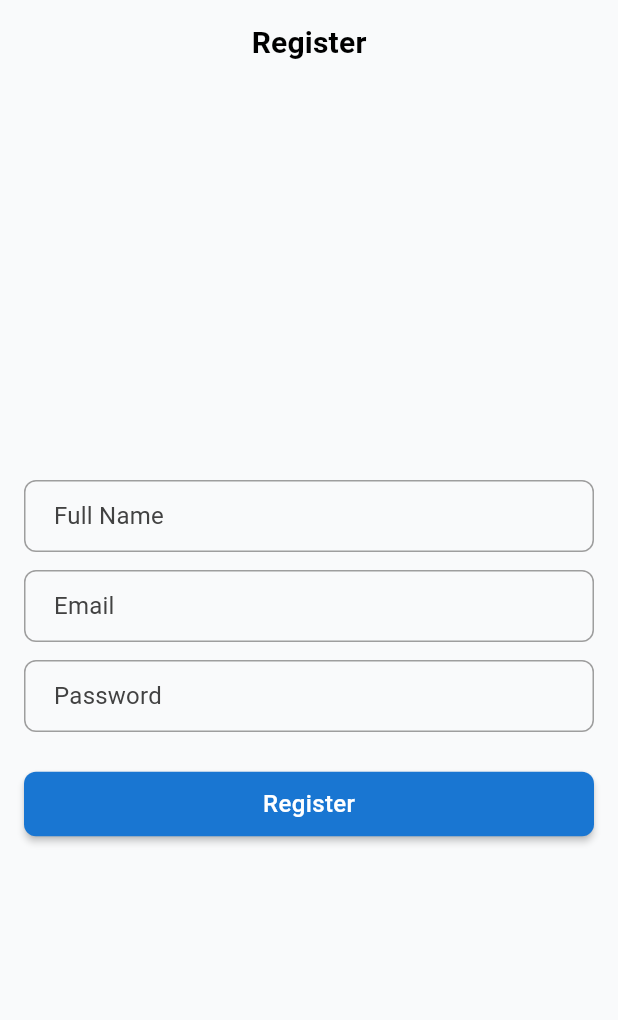
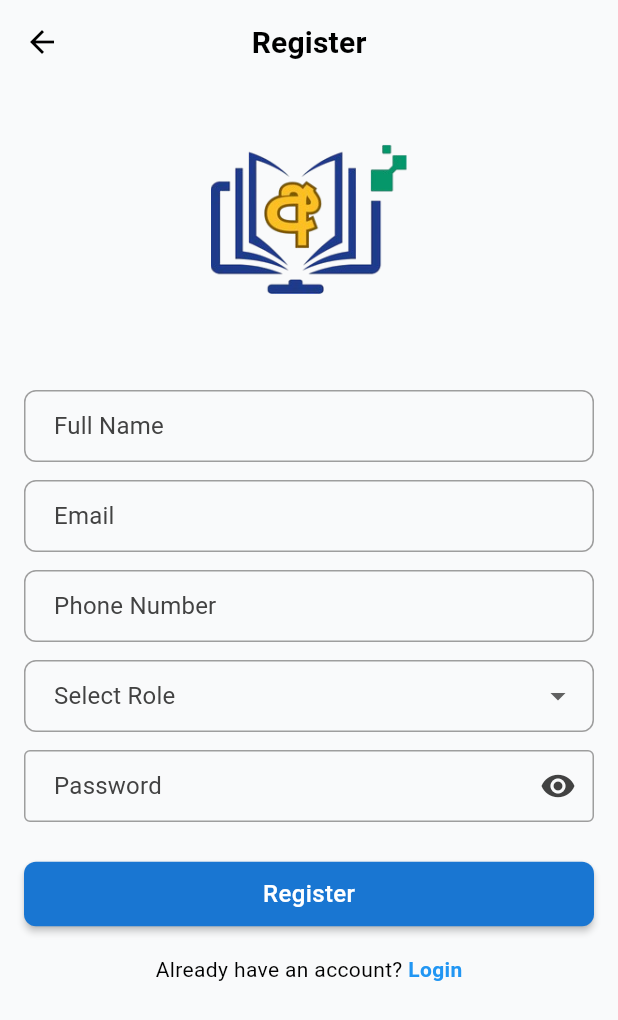
Before and after one commit to hasindu-k/sinhala-ed-assistant, a Flutter app: the RegisterPage screen opened by its route, on a phone screen of 412 x 824 dp. Shown: the top 1020 px of the screen. Run offline on Flutter 3.47's test engine with Material 3 defaults, Android fonts, the phone set to English and light mode, and no system bars; our stand-ins replace cloud_firestore, firebase_auth, firebase_core, shared_preferences; accounts and stored records are empty; network calls fail.

Commit message:
add register function

```diff
--- a/mobile/sinhala_ed_app/lib/presentation/controllers/auth_controller.dart
+++ b/mobile/sinhala_ed_app/lib/presentation/controllers/auth_controller.dart
@@ -18,8 +18,8 @@ class AuthController extends ChangeNotifier {
     await _authService.signIn(email, password);
   }
 
-  Future<void> signUp(String email, String password) async {
-    await _authService.signUp(email, password);
+  Future<User?> signUp(String email, String password) async {
+    return await _authService.signUp(email, password);
   }
 
   Future<void> signOut() async {
--- a/mobile/sinhala_ed_app/lib/presentation/pages/register_page.dart
+++ b/mobile/sinhala_ed_app/lib/presentation/pages/register_page.dart
@@ -1,5 +1,9 @@
 import 'package:flutter/material.dart';
 import 'package:provider/provider.dart';
+import '../../data/models/teacher.dart';
+import '../../data/models/user.dart';
+import '../../data/models/student.dart';
+import '../../data/services/firestore_service.dart';
 import '../controllers/auth_controller.dart';
 import '../routes/app_routes.dart';
 import '../routes/navigation_service.dart';
@@ -15,22 +19,32 @@ class _RegisterPageState extends State<RegisterPage> {
   final _emailController = TextEditingController();
   final _passwordController = TextEditingController();
   final _nameController = TextEditingController();
+  final _gradeController = TextEditingController();
+  final _phoneController = TextEditingController();
+  UserRole? _selectedRole;
+  final _subjectsController = TextEditingController();
   bool _isLoading = false;
+  bool _obscurePassword = true;
 
   @override
   void dispose() {
     _emailController.dispose();
     _passwordController.dispose();
     _nameController.dispose();
+    _gradeController.dispose();
+    _phoneController.dispose();
+    _subjectsController.dispose();
     super.dispose();
   }
 
   Future<void> _register() async {
     final auth = context.read<AuthController>();
+    final firestore = FirestoreService();
+
     setState(() => _isLoading = true);
 
     try {
-      await auth.signUp(
+      final user = await auth.signUp(
         _emailController.text.trim(),
         _passwordController.text,
       );
@@ -41,7 +55,44 @@ class _RegisterPageState extends State<RegisterPage> {
         await auth.currentUser!.reload();
       }
 
-      if (auth.currentUser != null) {
+      if (user != null) {
+        // Update displayName
+        if (_nameController.text.isNotEmpty) {
+          await user.updateDisplayName(_nameController.text);
+          await user.reload();
+        }
+
+        if (_selectedRole == UserRole.student) {
+          // Create Student object
+          final student = Student(
+            id: user.uid,
+            name: _nameController.text,
+            email: _emailController.text.trim(),
+            phoneNumber: _phoneController.text,
+            grade: _gradeController.text,
+          );
+
+          // Save to Firestore
+          await firestore.createStudent(student);
+        } else if (_selectedRole == UserRole.teacher) {
+          // Create Teacher object
+          final teacher = Teacher(
+            id: user.uid,
+            name: _nameController.text,
+            email: _emailController.text.trim(),
+            phoneNumber: _phoneController.text,
+            subjects: _subjectsController.text
+                .split(',')
+                .map((s) => s.trim())
+                .where((s) => s.isNotEmpty)
+                .toList(),
+          );
+
+          // Save to Firestore
+          await firestore.createTeacher(teacher);
+        }
+
+        // Navigate to home
         NavigationService.navigateToReplacement(AppRoutes.home);
       }
     } catch (e) {
@@ -58,13 +109,17 @@ class _RegisterPageState extends State<RegisterPage> {
     return Scaffold(
       appBar: AppBar(
         title: const Text("Register"),
-        automaticallyImplyLeading: false,
       ),
-      body: Padding(
+      body: SingleChildScrollView(
         padding: const EdgeInsets.all(16.0),
         child: Column(
-          mainAxisAlignment: MainAxisAlignment.center,
           children: [
+            const SizedBox(height: 24),
+            Image.asset(
+              'assets/images/logo.png',
+              height: 100,
+            ),
+            const SizedBox(height: 64),
             TextField(
               controller: _nameController,
               decoration: const InputDecoration(labelText: "Full Name"),
@@ -76,9 +131,65 @@ class _RegisterPageState extends State<RegisterPage> {
             ),
             const SizedBox(height: 12),
             TextField(
+              controller: _phoneController,
+              decoration: const InputDecoration(labelText: "Phone Number"),
+            ),
+            const SizedBox(height: 12),
+            DropdownButtonFormField<UserRole>(
+              value: _selectedRole,
+              decoration: const InputDecoration(labelText: "Select Role"),
+              //only Student role and teacher role for display
+              items: UserRole.values
+                  .where((role) =>
+                      role == UserRole.student || role == UserRole.teacher)
+                  .map((role) {
+                return DropdownMenuItem(
+                  value: role,
+                  child: Text(
+                    role.name[0].toUpperCase() +
+                        role.name.substring(1).toLowerCase(),
+                  ), // shows enum name
+                );
+              }).toList(),
+              onChanged: (role) {
+                setState(() {
+                  _selectedRole = role;
+                });
+              },
+            ),
+            const SizedBox(height: 12),
+            if (_selectedRole == UserRole.student) ...[
+              TextField(
+                controller: _gradeController,
+                decoration: const InputDecoration(labelText: "Grade"),
+              ),
+              const SizedBox(height: 12),
+            ] else if (_selectedRole == UserRole.teacher) ...[
+              TextField(
+                controller: _subjectsController,
+                decoration: const InputDecoration(
+                  labelText: "Subjects (comma separated)",
+                ),
+              ),
+              const SizedBox(height: 12),
+            ],
+            TextField(
               controller: _passwordController,
-              decoration: const InputDecoration(labelText: "Password"),
-              obscureText: true,
+              obscureText: _obscurePassword,
+              decoration: InputDecoration(
+                labelText: "Password",
+                border: const OutlineInputBorder(),
+                suffixIcon: IconButton(
+                  icon: Icon(
+                    _obscurePassword ? Icons.visibility : Icons.visibility_off,
+                  ),
+                  onPressed: () {
+                    setState(() {
+                      _obscurePassword = !_obscurePassword;
+                    });
+                  },
+                ),
+              ),
             ),
             const SizedBox(height: 24),
             _isLoading
@@ -90,6 +201,25 @@ class _RegisterPageState extends State<RegisterPage> {
                       child: const Text("Register"),
                     ),
                   ),
+            const SizedBox(height: 16),
+            Row(
+              mainAxisAlignment: MainAxisAlignment.center,
+              children: [
+                const Text("Already have an account? "),
+                GestureDetector(
+                  onTap: () {
+                    NavigationService.navigateToReplacement(AppRoutes.login);
+                  },
+                  child: const Text(
+                    "Login",
+                    style: TextStyle(
+                      color: Colors.blue,
+                      fontWeight: FontWeight.bold,
+                    ),
+                  ),
+                ),
+              ],
+            ),
           ],
         ),
       ),
```
Also changed, not shown: mobile/sinhala_ed_app/lib/data/models/teacher.dart (+23 -0 lines), mobile/sinhala_ed_app/lib/data/services/firestore_service.dart (+15 -0 lines), mobile/sinhala_ed_app/lib/presentation/pages/login_page.dart (+6 -1 lines).
